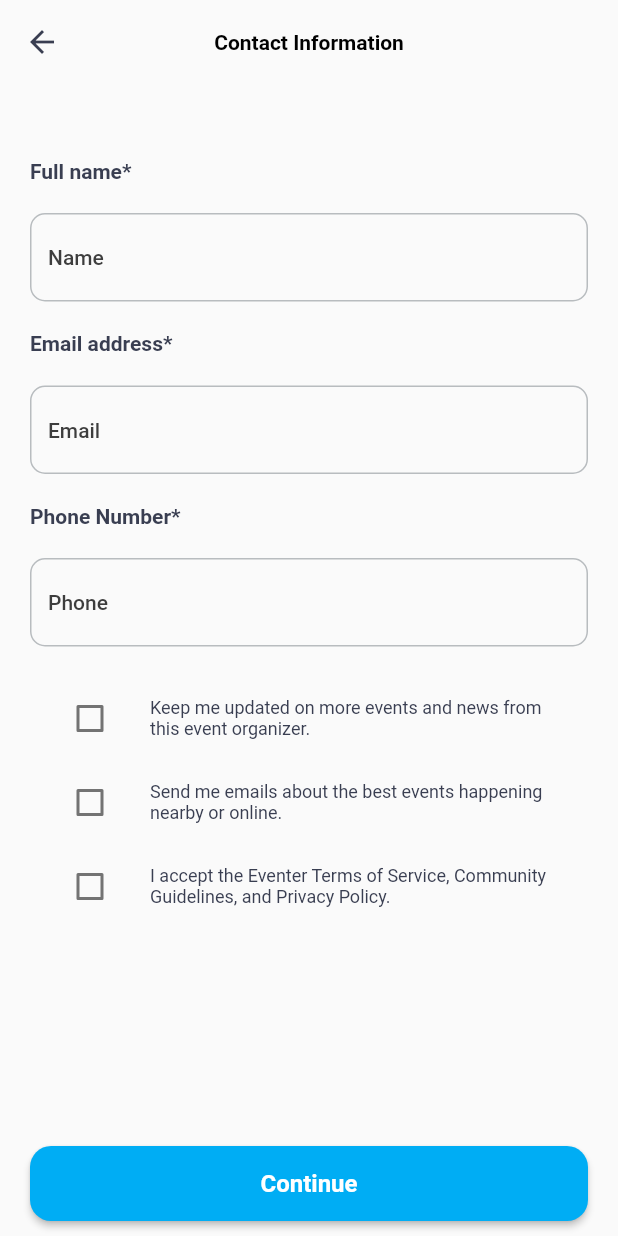
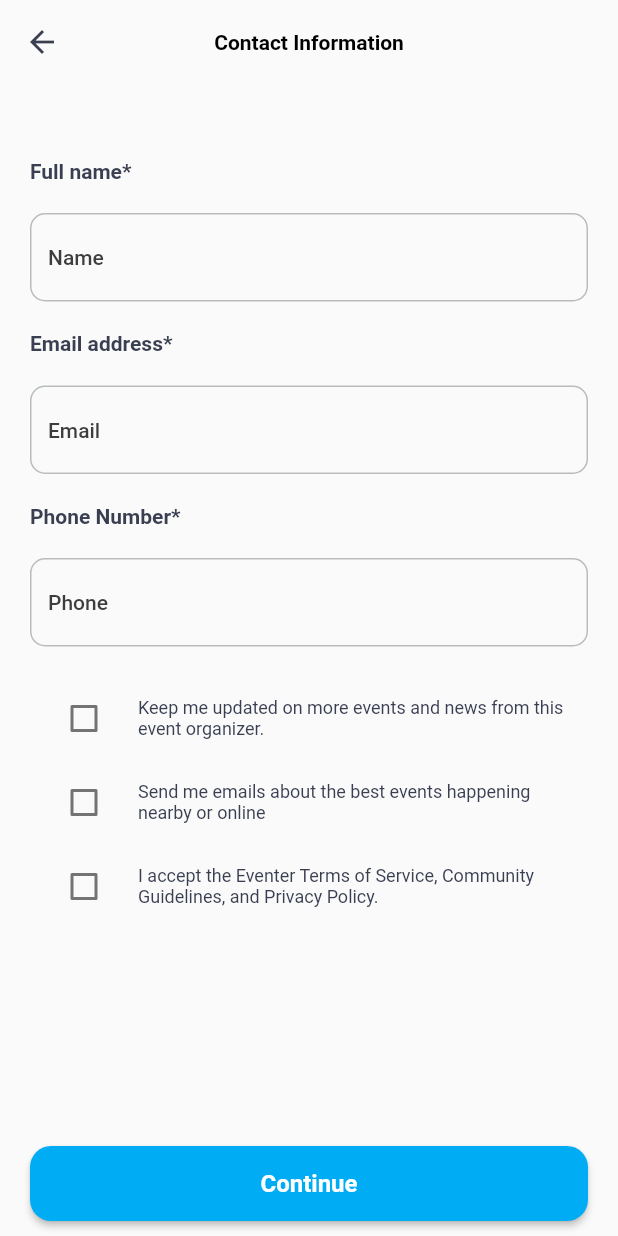
Before and after one commit to CAPT1998/Eventify-Market, a Flutter app: the ContactInformationDetailScreen screen opened directly, on a phone screen of 412 x 824 dp. Run offline on Flutter 3.47's test engine with Material 2 defaults, Android fonts, the phone set to English and light mode, and no system bars; our stand-ins replace another_flushbar, cached_network_image, carousel_slider, chewie, dotted_line, file_picker and 18 more; missing offline and left inert: favorite_button, flutter_facebook_auth, flutter_google_places_sdk, ticket_widget; accounts and stored records are empty.

```diff
--- a/lib/Quicke_Events/Screens/EventDetails/ContactInformationScreen.dart
+++ b/lib/Quicke_Events/Screens/EventDetails/ContactInformationScreen.dart
@@ -14,6 +14,12 @@ class ContactInformationDetailScreen extends StatefulWidget {
 
 class _ContactInformationDetailScreenState
     extends State<ContactInformationDetailScreen> {
+  final _formKey = GlobalKey<FormState>();
+  bool isKeepMeUpdate=false;
+  bool isSendMeEmail=false;
+  bool isIAcceptTheTerms=false;
+
+
   @override
   Widget build(BuildContext context) {
     return Scaffold(
@@ -36,6 +42,8 @@ class _ContactInformationDetailScreenState
         elevation: 0,
       ),
       body: SingleChildScrollView(
+        child: Form(
+          key: _formKey,
           child: Padding(
             padding: const EdgeInsets.symmetric(horizontal: 20),
             child: Column(
@@ -49,6 +57,7 @@ class _ContactInformationDetailScreenState
                   size: 14,
                   fontWeight: FontWeight.w600,
                   color: greyColor,
+
                 ),
                 SizedBox(
                   height: 20,
@@ -83,7 +92,23 @@ class _ContactInformationDetailScreenState
                 SizedBox(
                   height: 20,
                 ),
-              ListTile(
+                CheckboxListTile(
+                  title: Text(
+                    "Keep me updated on more events and news from this event organizer.",
+                    style: TextStyle(fontSize: 12,
+                      fontWeight: FontWeight.w400,
+                      color: greyColor,),),
+                  value: isKeepMeUpdate,
+                  onChanged: (newValue) {
+                    setState(() {
+                      isKeepMeUpdate = newValue!;
+
+                    });
+                  },
+                  controlAffinity: ListTileControlAffinity
+                      .leading, //  <-- leading Checkbox
+                ),
+             /*   ListTile(
                   leading: Checkbox(value: false, onChanged: (valuCheck) {}),
                   title: TextWidget(
                     title:
@@ -93,33 +118,45 @@ class _ContactInformationDetailScreenState
                     fontWeight: FontWeight.w400,
                     color: greyColor,
                   ),
-              ),
+                ),*/
                 // SizedBox(
                 //   height: 5,
                 // ),
-              ListTile(
-                leading: Checkbox(value: false, onChanged: (valuCheck) {}),
-                title: TextWidget(
-                  title:
-                      "Send me emails about the best events happening nearby or online.",
-                  size: 12,
-                  maxline: 2,
+                CheckboxListTile(
+                  title: Text(
+                    "Send me emails about the best events happening nearby or online",
+                    style: TextStyle(fontSize: 12,
                       fontWeight: FontWeight.w400,
-                  color: greyColor,
+                      color: greyColor,),),
+                  value: isSendMeEmail,
+                  onChanged: (newValue) {
+                    setState(() {
+                        isSendMeEmail = newValue!;
+
+                    });
+                  },
+                  controlAffinity: ListTileControlAffinity
+                      .leading, //  <-- leading Checkbox
                 ),
+                CheckboxListTile(
+                  title: Text(
+                    "I accept the Eventer Terms of Service, Community Guidelines, and Privacy Policy.",
+                    style: TextStyle(fontSize: 12,
+                      fontWeight: FontWeight.w400,
+                      color: greyColor,),),
+                  value: isIAcceptTheTerms,
+                  onChanged: (newValue) {
+                    setState(() {
+                      isIAcceptTheTerms = newValue!;
+
+                    });
+                  },
+                  controlAffinity: ListTileControlAffinity
+                      .leading, //  <-- leading Checkbox
                 ),
-              ListTile(
-                leading: Checkbox(value: false, onChanged: (valuCheck) {}),
-                title: TextWidget(
-                  title:
-                      "I accept the Eventer Terms of Service, Community Guidelines, and Privacy Policy.",
-                  size: 12,
-                  maxline: 2,
-                  fontWeight: FontWeight.w400,
-                  color: greyColor,
+
+              ],
             ),
-              ),
-            ],
           ),
         ),
       ),
@@ -132,10 +169,14 @@ class _ContactInformationDetailScreenState
           minWidth: width,
           height: 50,
           onPressed: () {
+            if (_formKey.currentState!.validate()) {
+              // If the form is valid, display a snackbar. In the real world,
+              // you'd often call a server or save the information in a database.
               Navigator.push(
                   context,
                   MaterialPageRoute(
                       builder: (context) => TicketDetailOrderScreen()));
+            }
           },
           child: TextWidget(
             title: "Continue",
```
Also changed, not shown: lib/Quicke_Events/Screens/EventDetails/BookingTicket.dart (+47 -37 lines), lib/Quicke_Events/Screens/Profile/MyPrivateEvents.dart (+88 -2 lines), pubspec.yaml (+6 -2 lines), pubspec.lock, 5 other files. Lines whose indentation alone changed are shown as unchanged.
